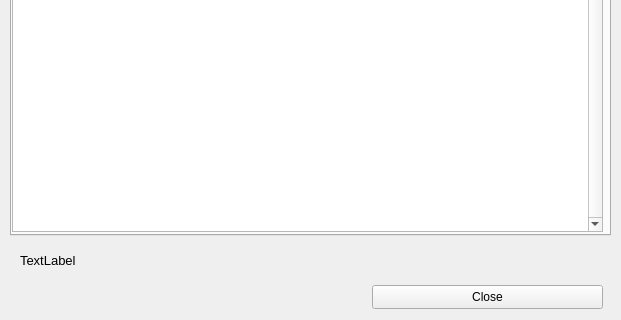
Before: the Qt Designer form resources/AirportDetailsWindow.ui in Vatsinator/vatsinator-legacy, drawn with Qt 5; both pictures show x 0 to 621 and y 145 to 465 of the 621 by 465 pixel window.
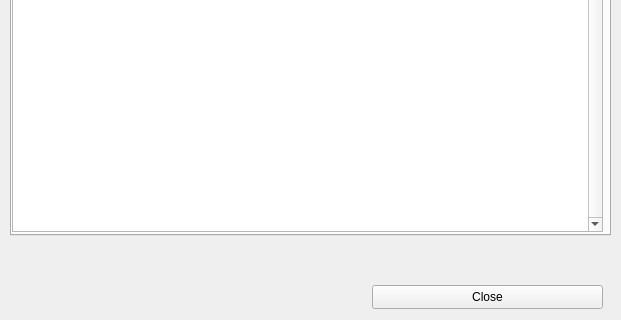
After: the same form once the commit is applied. Icons and pictures are not drawn.

```diff
--- a/resources/AirportDetailsWindow.ui
+++ b/resources/AirportDetailsWindow.ui
@@ -260,7 +260,7 @@
     </font>
    </property>
    <property name="text">
-    <string>TextLabel</string>
+    <string/>
    </property>
   </widget>
   <widget class="QPushButton" name="CloseButton">
```
Left out of the diff: 10 changed lines with no effect on the pictures.
